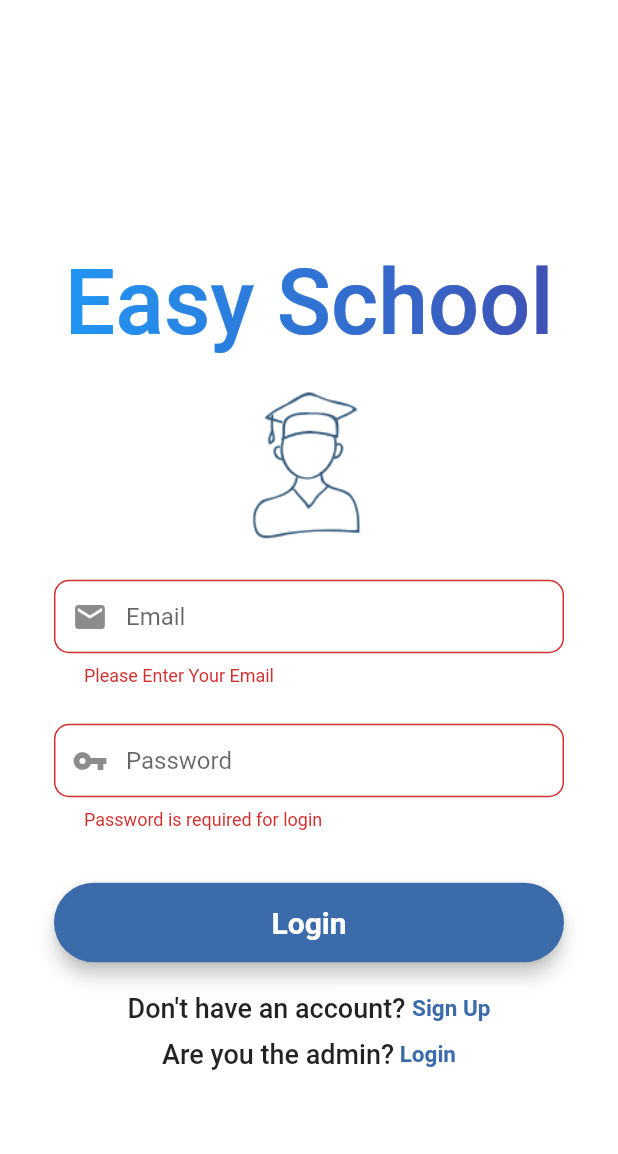
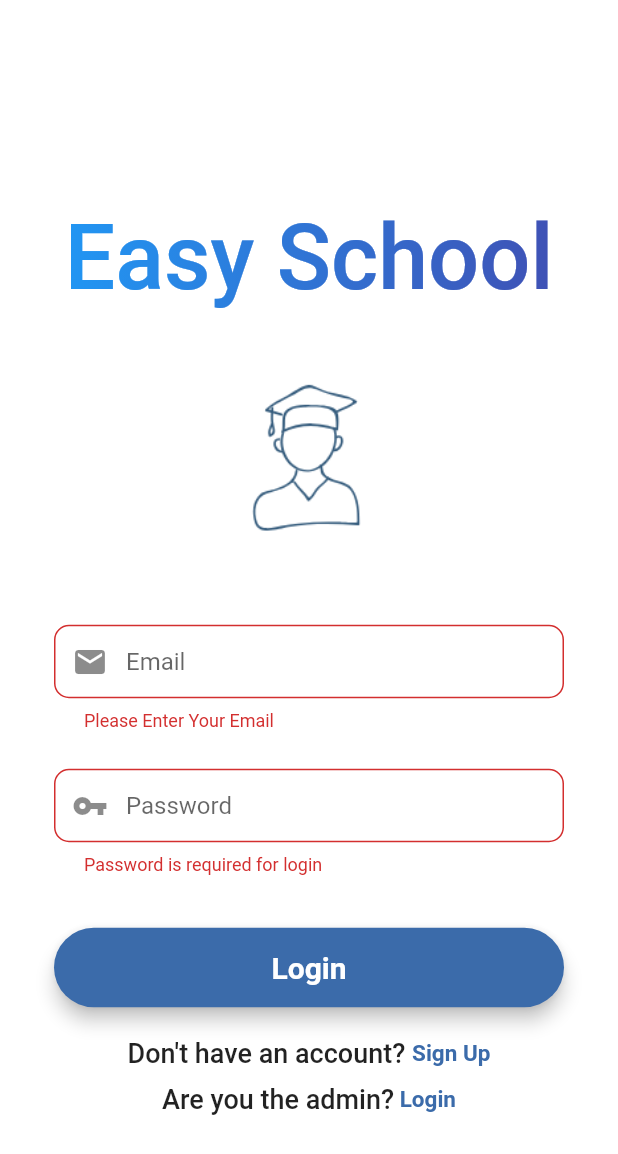
Before and after one commit to EasySchoolASE/EasySchool, a Flutter app: the screen it shows after launch, after a tap on "Login", on a phone screen of 412 x 824 dp. Shown: the top 1154 px of the screen. Run offline on Flutter 3.47's test engine with Material 2 defaults, Android fonts, the phone set to English and light mode, and no system bars; drawn by our look-alikes of simple_gradient_text; our stand-ins replace cached_network_image, charts_flutter, cloud_firestore, file_picker, firebase_auth, firebase_core and 9 more; accounts and stored records are empty; Roboto replaces fonts that are missing (Quicksand).

Commit message:
Update login_screens.dart
Fixed issues caused by Merge pull request #32.
Instead of direct initialization, initialized controllers in the class init.
Separated widgets for better code organization and improved runtime.

```diff
--- a/easylearning/lib/screens/login_screens.dart
+++ b/easylearning/lib/screens/login_screens.dart
@@ -6,117 +6,36 @@ import 'package:google_fonts/google_fonts.dart';
 import 'package:shared_preferences/shared_preferences.dart';
 import 'package:fluttertoast/fluttertoast.dart';
 import 'package:simple_gradient_text/simple_gradient_text.dart';
+import 'home_screen.dart';
 
-import 'home_screen.dart';
 
 class LoginScreen extends StatefulWidget {
   const LoginScreen({Key? key}) : super(key: key);
 
   @override
-  // ignore: library_private_types_in_public_api
   _LoginScreenState createState() => _LoginScreenState();
 }
 
 class _LoginScreenState extends State<LoginScreen> {
-  // form key
   final _formKey = GlobalKey<FormState>();
-
-  // editing controller
   final TextEditingController emailController = TextEditingController();
   final TextEditingController passwordController = TextEditingController();
-
-  // firebase
   final _auth = FirebaseAuth.instance;
 
-  // string for displaying the error Message
   String? errorMessage;
 
   @override
+  void initState() {
+    super.initState();
+    emailController.text = ""; // Initialized container
+    passwordController.text = "";
+  }
+
+  @override
   Widget build(BuildContext context) {
-    //email field
-    final emailField = TextFormField(
-        autofocus: false,
-        controller: emailController,
-        keyboardType: TextInputType.emailAddress,
-        validator: (value) {
-          if (value!.isEmpty) {
-            return ("Please Enter Your Email");
-          }
-          // reg expression for email validation
-          if (!RegExp("^[a-zA-Z0-9+_.-]+@[a-zA-Z0-9.-]+.[a-z]")
-              .hasMatch(value)) {
-            return ("Please Enter a valid email");
-          }
-          return null;
-        },
-        onSaved: (value) {
-          emailController.text = value!;
-        },
-        textInputAction: TextInputAction.next,
-        decoration: InputDecoration(
-          prefixIcon: const Icon(Icons.mail),
-          contentPadding: const EdgeInsets.fromLTRB(20, 15, 20, 15),
-          hintText: "Email",
-          border: OutlineInputBorder(
-            borderRadius: BorderRadius.circular(10),
-          ),
-        ));
-
-    //password field
-    final passwordField = TextFormField(
-        autofocus: false,
-        controller: passwordController,
-        obscureText: true,
-        validator: (value) {
-          RegExp regex = RegExp(r'^.{6,}$');
-          if (value!.isEmpty) {
-            return ("Password is required for login");
-          }
-          if (!regex.hasMatch(value)) {
-            return ("Enter Valid Password(Min. 6 Character)");
-          }
-          return null;
-        },
-        onSaved: (value) {
-          passwordController.text = value!;
-          //password controller
-        },
-        textInputAction: TextInputAction.done,
-        decoration: InputDecoration(
-          prefixIcon: const Icon(Icons.vpn_key),
-          contentPadding: const EdgeInsets.fromLTRB(20, 15, 20, 15),
-          hintText: "Password",
-          border: OutlineInputBorder(
-            borderRadius: BorderRadius.circular(10),
-          ),
-        ));
-
-    final loginButton = Material(
-      elevation: 5,
-      borderRadius: BorderRadius.circular(30),
-      color: const Color.fromRGBO(59, 107, 170, 1),
-      child: MaterialButton(
-          padding: const EdgeInsets.fromLTRB(20, 15, 20, 15),
-          minWidth: MediaQuery.of(context).size.width,
-          onPressed: () async {
-            final prefs = await SharedPreferences.getInstance();
-            prefs.setBool('isLoggedIn', true);
-            logIn(emailController.text, passwordController.text);
-          },
-          child: const Text(
-            "Login",
-            textAlign: TextAlign.center,
-            style: TextStyle(
-                fontSize: 20, color: Colors.white, fontWeight: FontWeight.bold),
-          )),
-    );
-
     return Scaffold(
       backgroundColor: Colors.white,
-      appBar: AppBar(
-        backgroundColor: Colors.transparent,
-        elevation: 0,
-      ),
+      appBar: AppBar(backgroundColor: Colors.transparent, elevation: 0,),
       body: Center(
         child: SingleChildScrollView(
           child: SafeArea(
@@ -131,101 +50,53 @@ class _LoginScreenState extends State<LoginScreen> {
                     mainAxisAlignment: MainAxisAlignment.center,
                     crossAxisAlignment: CrossAxisAlignment.center,
                     children: <Widget>[
-
-                  GradientText(
-                    'Easy School',
-                    style: GoogleFonts.rubikDirt(
-                          fontSize: 60,
-                          fontWeight: FontWeight.w500,
-                          color: Colors.white,
-                    ),
-                    textAlign: TextAlign.center,
-                    colors: const [
-                      Colors.blue,
-                      Colors.indigo,
-                    ]),
-                    // const SizedBox(height: 25,),
-
+                      GradientTextWidget(),
+                      const SizedBox(height: 25),
                       SizedBox(
                         height: 150,
                         width: 150,
                         child: Image.asset(
                           "assets/images/logo.png",
                           fit: BoxFit.contain,
-                        )),
-                    // const SizedBox(height: 45),
-                    emailField,
+                        ),
+                      ),
+                      const SizedBox(height: 35),
+                      EmailFormField(controller: emailController),
                       const SizedBox(height: 25),
-                    passwordField,
+                      PasswordFormField(controller: passwordController),
                       const SizedBox(height: 35),
-                    loginButton,
+                      LoginButton(
+                        onPressed: () async {
+                          final prefs = await SharedPreferences.getInstance();
+                          prefs.setBool('isLoggedIn', true);
+                          await logIn(emailController.text, passwordController.text);
+                        },
+                      ),
                       const SizedBox(height: 20),
-                    Row(
-                        mainAxisAlignment: MainAxisAlignment.center,
-                        children: <Widget>[
-                          const Text("Don't have an account? ",style: TextStyle(fontSize: 18,fontWeight: FontWeight.w500),),
-                          GestureDetector(
-                            onTap: () {
-                              Navigator.push(
-                                  context,
-                                  MaterialPageRoute(
-                                      builder: (context) =>
-                                          const RegistrationScreen()));
-                            },
-                            child: const Text(
-                              "Sign Up",
-                              style: TextStyle(
-                                  color:Color.fromRGBO(59, 107, 170, 1),
-                                  fontWeight: FontWeight.bold,
-                                  fontSize: 15),
-                            ),
-                          )
-                        ]),
-                      const SizedBox(height: 10,),
-                      Row(
-                        mainAxisAlignment: MainAxisAlignment.center,
-                        children: <Widget>[
-                          const Text("Are you the admin?",style: TextStyle(fontSize: 18,fontWeight: FontWeight.w500),),
-                          GestureDetector(
-                            onTap: () {
-                              Navigator.push(context,
-                                  MaterialPageRoute(builder: (context) => const AdminLoginScreen()));
-                            },
-                            child: const Text(
-                              " Login",
-                              style: TextStyle(
-                                  color: Color.fromRGBO(59, 107, 170, 1),
-                                  fontWeight: FontWeight.bold,
-                                  fontSize: 15),
-                            ),
-                          )
-                        ])
+                      SignUpSection(),
+                      const SizedBox(height: 10),
+                      AdminLoginSection(),
                     ],
                   ),
                 ),
               ),
             ),
-        )),
+          ),
+        ),
       ),
     );
   }
 
-//  login function
-  void logIn(String email, String password) async {
+  Future<void> logIn(String email, String password) async {
     if (_formKey.currentState!.validate()) {
       try {
-        await _auth
-            .signInWithEmailAndPassword(email: email, password: password)
-            .then((uid) => {
-                  Fluttertoast.showToast(msg: "Login Successful"),
-                  Navigator.of(context).pushReplacement(MaterialPageRoute(
-                      builder: (context) => const HomeScreen())),
-                });
+        await _auth.signInWithEmailAndPassword(email: email, password: password);
+        Fluttertoast.showToast(msg: "Login Successful");
+        Navigator.of(context).pushReplacement(MaterialPageRoute(builder: (context) => const HomeScreen()));
       } on FirebaseAuthException catch (error) {
         switch (error.code) {
           case "invalid-email":
             errorMessage = "Your email address appears to be malformed.";
-
             break;
           case "wrong-password":
             errorMessage = "Your password is wrong.";
@@ -245,69 +116,178 @@ class _LoginScreenState extends State<LoginScreen> {
           default:
             errorMessage = "An undefined Error happened.";
         }
-        Fluttertoast.showToast(msg: errorMessage!);
+        ScaffoldMessenger.of(context).showSnackBar(SnackBar(content: Text(errorMessage!)));
+      }
+    }
+  }
 }
 
-      class _LoginScreenState extends State<LoginScreen> {
-  TextEditingController _emailController = TextEditingController();
-  TextEditingController _passwordController = TextEditingController();
+// Widget GradientText
+class GradientTextWidget extends StatelessWidget {
+  @override
+  Widget build(BuildContext context) {
+    return GradientText(
+      'Easy School',
+      style: GoogleFonts.rubikDirt(
+        fontSize: 60,
+        fontWeight: FontWeight.w500,
+        color: Colors.white,
+      ),
+      textAlign: TextAlign.center,
+      colors: const [
+        Colors.blue,
+        Colors.indigo,
+      ],
+    );
+  }
+}
+
+// Email field
+class EmailFormField extends StatelessWidget {
+  final TextEditingController controller;
+
+  const EmailFormField({required this.controller});
 
   @override
   Widget build(BuildContext context) {
-    return Scaffold(
-      appBar: AppBar(
-        title: Text('Login'),
-      ),
-      body: Padding(
-        padding: EdgeInsets.all(16.0),
-        child: Column(
-          mainAxisAlignment: MainAxisAlignment.center,
-          children: [
-            TextField(
-              controller: _emailController,
+    return TextFormField(
+      autofocus: false,
+      controller: controller,
       keyboardType: TextInputType.emailAddress,
+      validator: (value) {
+        if (value!.isEmpty) {
+          return "Please Enter Your Email";
+        }
+        // reg expression for email validation
+        if (!RegExp("^[a-zA-Z0-9+_.-]+@[a-zA-Z0-9.-]+.[a-z]").hasMatch(value)) {
+          return "Please Enter a valid email";
+        }
+        return null;
+      },
+      onSaved: (value) {
+        controller.text = value!;
+      },
+      textInputAction: TextInputAction.next,
       decoration: InputDecoration(
-                labelText: 'Email',
-              ),
-            ),
-            SizedBox(height: 16),
-            TextField(
-              controller: _passwordController,
-              obscureText: true,
-              decoration: InputDecoration(
-                labelText: 'Password',
-              ),
-            ),
-            SizedBox(height: 24),
-            ElevatedButton(
-              onPressed: _login,
-              child: Text('Login'),
-            ),
-          ],
+        prefixIcon: const Icon(Icons.mail),
+        contentPadding: const EdgeInsets.fromLTRB(20, 15, 20, 15),
+        hintText: "Email",
+        border: OutlineInputBorder(
+          borderRadius: BorderRadius.circular(10),
         ),
       ),
     );
   }
 }
-class _LoginScreenState extends State<LoginScreen> {
-  TextEditingController _emailController = TextEditingController();
-  TextEditingController _passwordController = TextEditingController();
 
-  void _login() {
-    String email = _emailController.text.trim();
-    String password = _passwordController.text.trim();
+// password field widget
+class PasswordFormField extends StatelessWidget {
+  final TextEditingController controller;
 
-    // Perform your authentication logic here, e.g., using Firebase authentication.
-    // For simplicity, we'll just print the email and password here.
-    print('Email: $email, Password: $password');
-  }
+  const PasswordFormField({required this.controller});
 
   @override
   Widget build(BuildContext context) {
-    // ... (rest of the build method remains the same)
+    return TextFormField(
+      autofocus: false,
+      controller: controller,
+      obscureText: true,
+      validator: (value) {
+        RegExp regex = RegExp(r'^.{6,}$');
+        if (value!.isEmpty) {
+          return "Password is required for login";
+        }
+        if (!regex.hasMatch(value)) {
+          return "Enter Valid Password(Min. 6 Character)";
+        }
+        return null;
+      },
+      onSaved: (value) {
+        controller.text = value!;
+      },
+      textInputAction: TextInputAction.done,
+      decoration: InputDecoration(
+        prefixIcon: const Icon(Icons.vpn_key),
+        contentPadding: const EdgeInsets.fromLTRB(20, 15, 20, 15),
+        hintText: "Password",
+        border: OutlineInputBorder(
+          borderRadius: BorderRadius.circular(10),
+        ),
+      ),
+    );
   }
 }
 
+// login button
+class LoginButton extends StatelessWidget {
+  final VoidCallback onPressed;
+
+  const LoginButton({required this.onPressed});
+
+  @override
+  Widget build(BuildContext context) {
+    return Material(
+      elevation: 5,
+      borderRadius: BorderRadius.circular(30),
+      color: const Color.fromRGBO(59, 107, 170, 1),
+      child: MaterialButton(
+        padding: const EdgeInsets.fromLTRB(20, 15, 20, 15),
+        minWidth: MediaQuery.of(context).size.width,
+        onPressed: onPressed,
+        child: const Text(
+          "Login",
+          textAlign: TextAlign.center,
+          style: TextStyle(
+            fontSize: 20,
+            color: Colors.white,
+            fontWeight: FontWeight.bold,
+          ),
+        ),
+      ),
+    );
   }
 }
+
+// Signup
+class SignUpSection extends StatelessWidget {
+  @override
+  Widget build(BuildContext context) {
+    return Row(
+      mainAxisAlignment: MainAxisAlignment.center,
+      children: <Widget>[
+        const Text("Don't have an account? ", style: TextStyle(fontSize: 18, fontWeight: FontWeight.w500)),
+        GestureDetector(
+          onTap: () {
+            Navigator.push(context, MaterialPageRoute(builder: (context) => const RegistrationScreen()));
+          },
+          child: const Text(
+            "Sign Up",
+            style: TextStyle(color: Color.fromRGBO(59, 107, 170, 1), fontWeight: FontWeight.bold, fontSize: 15),
+          ),
+        )
+      ],
+    );
   }
+}
+
+// Admin Login
+class AdminLoginSection extends StatelessWidget {
+  @override
+  Widget build(BuildContext context) {
+    return Row(
+      mainAxisAlignment: MainAxisAlignment.center,
+      children: <Widget>[
+        const Text("Are you the admin?", style: TextStyle(fontSize: 18, fontWeight: FontWeight.w500)),
+        GestureDetector(
+          onTap: () {
+            Navigator.push(context, MaterialPageRoute(builder: (context) => const AdminLoginScreen()));
+          },
+          child: const Text(
+            " Login",
+            style: TextStyle(color: Color.fromRGBO(59, 107, 170, 1), fontWeight: FontWeight.bold, fontSize: 15),
+          ),
+        )
+      ],
+    );
+  }
+}
```
Lines whose indentation alone changed are shown as unchanged.
